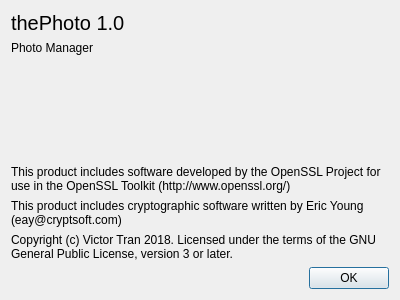
The window that aboutdialog.ui (theCheeseboard/thephoto) describes before a commit, drawn with Qt 5.
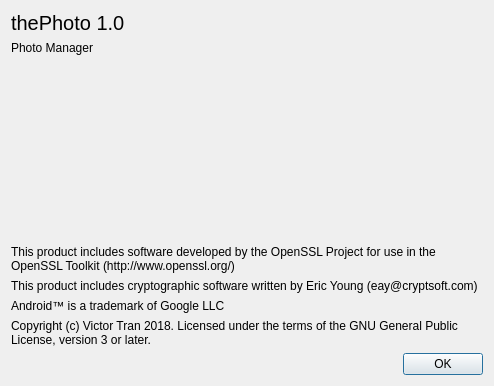
The same window after the commit. Icons and pictures are not drawn.

Diff of the .ui file:
```diff
--- a/aboutdialog.ui
+++ b/aboutdialog.ui
@@ -6,8 +6,8 @@
    <rect>
     <x>0</x>
     <y>0</y>
-    <width>400</width>
-    <height>300</height>
+    <width>494</width>
+    <height>386</height>
    </rect>
   </property>
   <property name="windowTitle">
@@ -66,6 +66,13 @@
      </property>
     </widget>
    </item>
+   <item>
+    <widget class="QLabel" name="label_6">
+     <property name="text">
+      <string>Android™ is a trademark of Google LLC</string>
+     </property>
+    </widget>
+   </item>
    <item>
     <widget class="QLabel" name="label_4">
      <property name="text">
```
Left out of the diff: 3 changed lines with no effect on the pictures.
